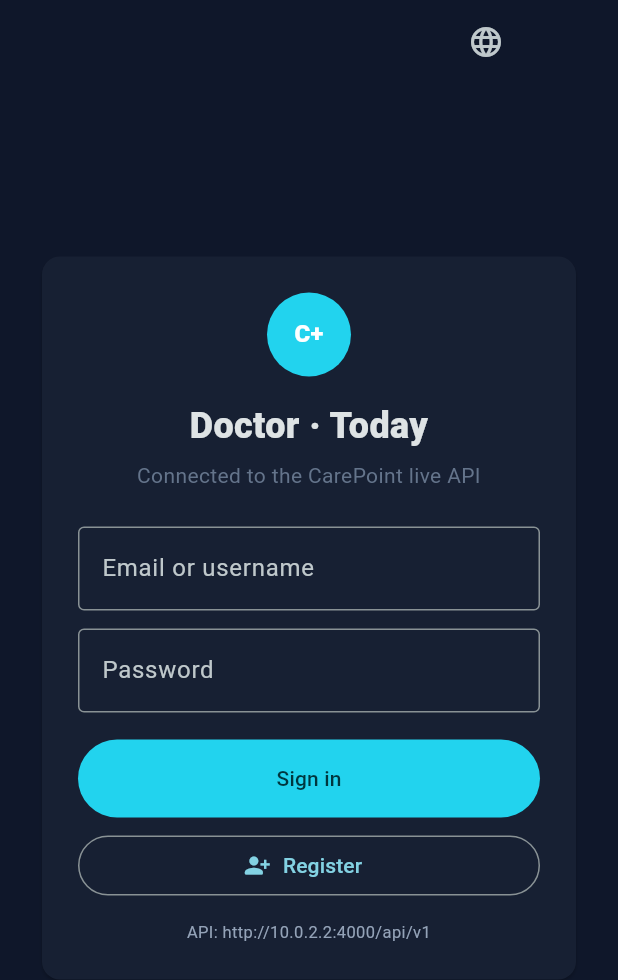
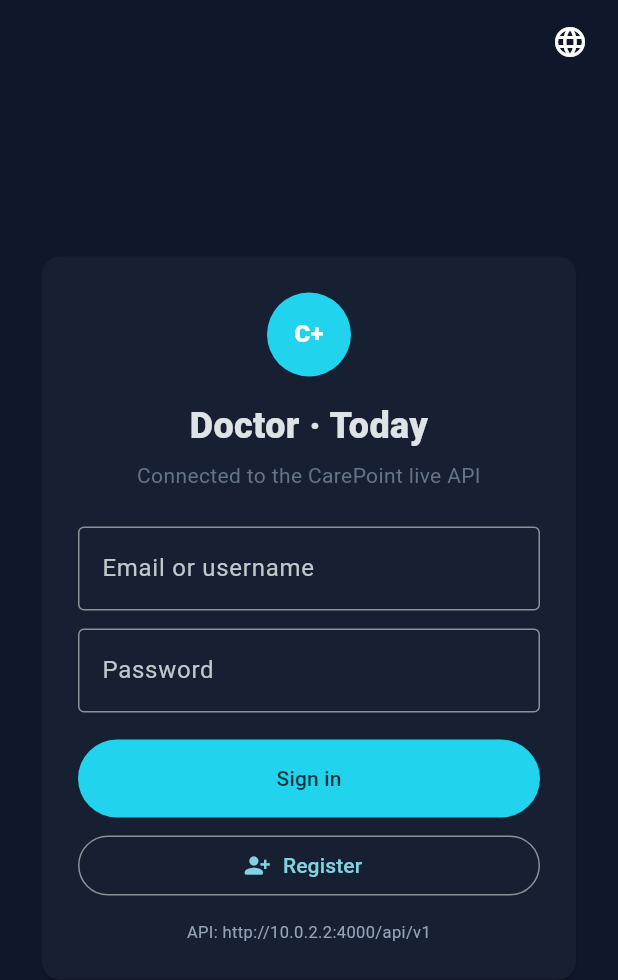
Before and after one commit to netctc/CarePoint-New, a Flutter app: the screen it shows after launch, after a tap on the "language" icon, on a phone screen of 412 x 824 dp. Shown: the top 980 px of the screen. Run offline on Flutter 3.47's test engine with Material 3 defaults, Android fonts, the phone set to English and light mode, and no system bars; our stand-ins replace flutter_secure_storage, geolocator, qr_flutter, speech_to_text; missing offline and left inert: dart:html, dart:js_util, livekit_client.

Commit message:
fix(mobile): constrain global chrome hit areas and language popup

```diff
--- a/packages/mobile_core/lib/carepoint_auth.dart
+++ b/packages/mobile_core/lib/carepoint_auth.dart
@@ -97,30 +97,60 @@ class CarePointSessionChrome extends StatelessWidget {
         animation: controller,
         builder: (context, _) {
           final navigation = controller.hasSession ? controller.navigation : null;
-          final bottomSpace = navigation == null ? 0.0 : 80.0;
+          final bottomInset = MediaQuery.paddingOf(context).bottom;
+          final bottomHeight = navigation == null ? 0.0 : 80.0 + bottomInset;
+          final topInset = MediaQuery.paddingOf(context).top;
+
           return Stack(
+            fit: StackFit.expand,
             children: [
               Positioned.fill(
                 child: Padding(
-                  padding: EdgeInsets.only(bottom: bottomSpace),
+                  padding: EdgeInsets.only(bottom: bottomHeight),
                   child: child,
                 ),
               ),
               PositionedDirectional(
-                top: 0,
-                end: 64,
-                child: SafeArea(
-                  bottom: false,
-                  child: SizedBox(
+                top: topInset,
+                end: 8,
                 height: kToolbarHeight,
                 child: Material(
-                      color: Colors.transparent,
+                  type: MaterialType.transparency,
                   child: Row(
                     mainAxisSize: MainAxisSize.min,
                     children: [
-                          _CarePointLanguagePopup(
-                            locale: locale,
-                            onLocaleChanged: onLocaleChanged,
+                      PopupMenuButton<CarePointLocale>(
+                        tooltip: null,
+                        icon: const Icon(Icons.language_rounded),
+                        initialValue: locale,
+                        position: PopupMenuPosition.under,
+                        constraints: const BoxConstraints(
+                          minWidth: 180,
+                          maxWidth: 220,
+                        ),
+                        onSelected: onLocaleChanged,
+                        itemBuilder: (_) => CarePointLocale.values
+                            .map(
+                              (value) => PopupMenuItem<CarePointLocale>(
+                                value: value,
+                                height: 46,
+                                child: Row(
+                                  children: [
+                                    SizedBox(
+                                      width: 28,
+                                      child: value == locale
+                                          ? const Icon(
+                                              Icons.check_rounded,
+                                              size: 18,
+                                            )
+                                          : null,
+                                    ),
+                                    Expanded(child: Text(value.label)),
+                                  ],
+                                ),
+                              ),
+                            )
+                            .toList(growable: false),
                       ),
                       if (controller.hasSession)
                         TextButton.icon(
@@ -132,15 +162,16 @@ class CarePointSessionChrome extends StatelessWidget {
                   ),
                 ),
               ),
-                ),
-              ),
               if (navigation != null)
-                Align(
-                  alignment: Alignment.bottomCenter,
+                Positioned(
+                  left: 0,
+                  right: 0,
+                  bottom: 0,
+                  height: bottomHeight,
                   child: Material(
                     elevation: 8,
-                    child: SafeArea(
-                      top: false,
+                    child: Padding(
+                      padding: EdgeInsets.only(bottom: bottomInset),
                       child: NavigationBar(
                         selectedIndex: navigation.selectedIndex,
                         onDestinationSelected: navigation.onSelected,
@@ -152,73 +183,6 @@ class CarePointSessionChrome extends StatelessWidget {
             ],
           );
         },
-      );
-}
-
-class _CarePointLanguagePopup extends StatefulWidget {
-  const _CarePointLanguagePopup({
-    required this.locale,
-    required this.onLocaleChanged,
-  });
-
-  final CarePointLocale locale;
-  final ValueChanged<CarePointLocale> onLocaleChanged;
-
-  @override
-  State<_CarePointLanguagePopup> createState() => _CarePointLanguagePopupState();
-}
-
-class _CarePointLanguagePopupState extends State<_CarePointLanguagePopup> {
-  final GlobalKey _buttonKey = GlobalKey();
-
-  Future<void> _open() async {
-    final buttonContext = _buttonKey.currentContext;
-    final overlay = Overlay.maybeOf(context)?.context.findRenderObject() as RenderBox?;
-    final box = buttonContext?.findRenderObject() as RenderBox?;
-    if (overlay == null || box == null) return;
-
-    final topLeft = box.localToGlobal(Offset.zero, ancestor: overlay);
-    final bottomRight = box.localToGlobal(
-      box.size.bottomRight(Offset.zero),
-      ancestor: overlay,
-    );
-    final selected = await showMenu<CarePointLocale>(
-      context: context,
-      position: RelativeRect.fromRect(
-        Rect.fromPoints(topLeft, bottomRight),
-        Offset.zero & overlay.size,
-      ),
-      constraints: const BoxConstraints(minWidth: 180, maxWidth: 220),
-      items: CarePointLocale.values
-          .map(
-            (value) => PopupMenuItem<CarePointLocale>(
-              value: value,
-              height: 46,
-              child: Row(
-                children: [
-                  SizedBox(
-                    width: 28,
-                    child: value == widget.locale
-                        ? const Icon(Icons.check_rounded, size: 18)
-                        : null,
-                  ),
-                  Expanded(child: Text(value.label)),
-                ],
-              ),
-            ),
-          )
-          .toList(growable: false),
-    );
-    if (selected != null && selected != widget.locale && mounted) {
-      widget.onLocaleChanged(selected);
-    }
-  }
-
-  @override
-  Widget build(BuildContext context) => IconButton(
-        key: _buttonKey,
-        onPressed: _open,
-        icon: const Icon(Icons.language_rounded),
       );
 }
 
```
Lines whose indentation alone changed are shown as unchanged.
